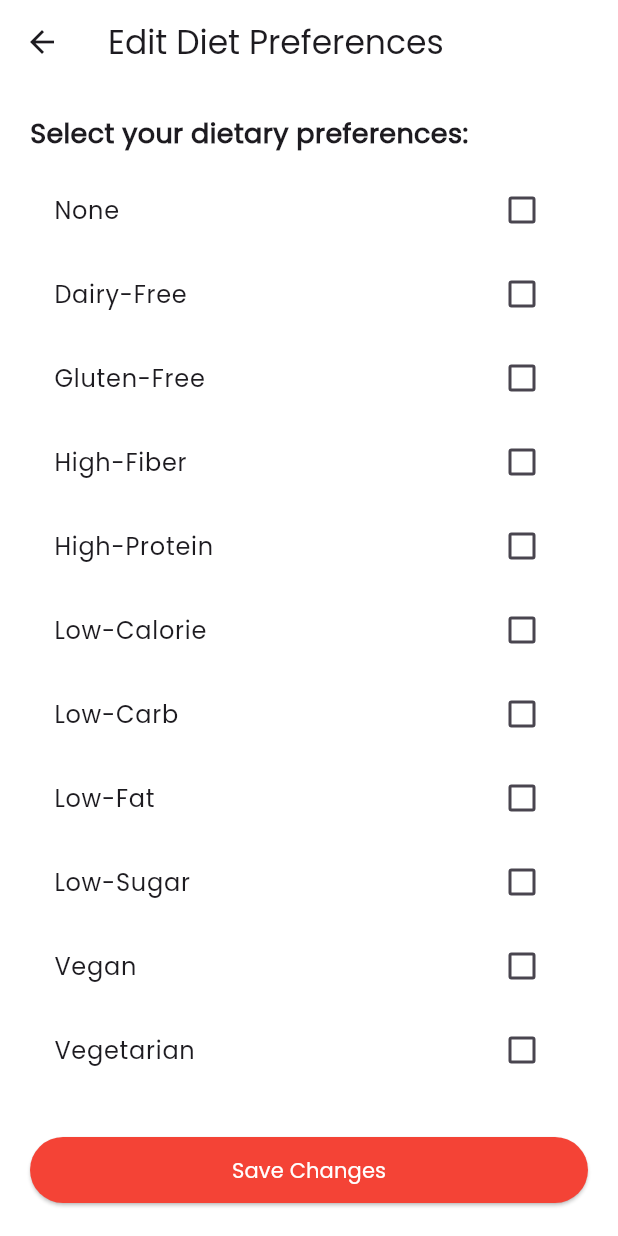
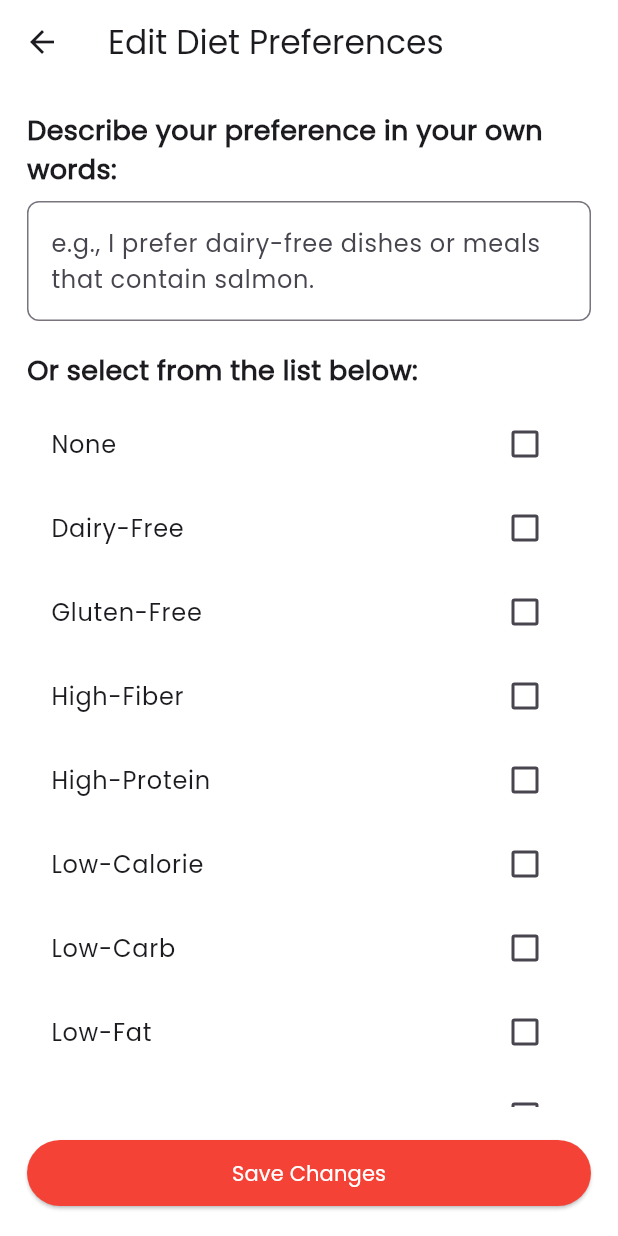
Before and after one commit to yeoh0730/CardioMeal, a Flutter app: the screen it shows once a user with an empty profile is signed in, item 4 of the bottom bar chosen, after a tap on "Dietary Preferences", on a phone screen of 412 x 824 dp. Run offline on Flutter 3.47's test engine with Material 3 defaults, Android fonts, the phone set to English and light mode, and no system bars; our stand-ins replace cloud_firestore, firebase_auth, firebase_core, fl_chart, percent_indicator; accounts and stored records are empty; network calls fail.

Commit message:
input dietary preference with free text

```diff
--- a/lib/EditDietPreferencePage.dart
+++ b/lib/EditDietPreferencePage.dart
@@ -6,22 +6,24 @@ import 'models/custom_button.dart';
 
 class EditDietPreferencePage extends StatefulWidget {
   final Map<String, dynamic>? userData;
-  const EditDietPreferencePage({required this.userData});
+  const EditDietPreferencePage({Key? key, required this.userData})
+      : super(key: key);
 
   @override
   _EditDietPreferencePageState createState() => _EditDietPreferencePageState();
 }
 
 class _EditDietPreferencePageState extends State<EditDietPreferencePage> {
+  // List to hold standard (checkbox) dietary preferences
   List<String> _selectedDietPreferences = [];
+  // Controller for free-form dietary preferences
+  late TextEditingController _freePreferenceController;
 
+  // Predefined standard dietary options
   final List<String> _dietaryOptions = [
     "None",
-    // "Alcohol-Free",
     "Dairy-Free",
     "Gluten-Free",
-    // "Halal",
-    // "Keto",
     "High-Fiber",
     "High-Protein",
     "Low-Calorie",
@@ -30,49 +32,68 @@ class _EditDietPreferencePageState extends State<EditDietPreferencePage> {
     "Low-Sugar",
     "Vegan",
     "Vegetarian",
-    // "Asian",
-    // "European",
-    // // "Filipino",
-    // // "French",
-    // "Fusion",
-    // // "German",
-    // // "Hawaiian",
-    // // "Indian",
-    // "Italian",
-    // // "Japanese",
-    // // "Korean",
-    // // "Mexican",
-    // // "Taiwanese",
-    // // "Thai",
-    // // "Vietnamese"
   ];
 
   @override
   void initState() {
     super.initState();
-    _selectedDietPreferences = List<String>.from(widget.userData?['dietaryPreferences'] ?? []);
+    // Initialize _selectedDietPreferences from Firestore data.
+    _selectedDietPreferences =
+    List<String>.from(widget.userData?['dietaryPreferences'] ?? []);
+    // Separate free-form preferences: those NOT in _dietaryOptions.
+    String freePrefs = _selectedDietPreferences
+        .where((pref) => !_dietaryOptions.contains(pref))
+        .join(", ");
+    _freePreferenceController = TextEditingController(text: freePrefs);
   }
 
+  // Toggle standard checkbox preferences.
   void _toggleDietaryPreference(String preference) {
     setState(() {
       if (_selectedDietPreferences.contains(preference)) {
+        // If this standard preference was already selected, unselect it.
         _selectedDietPreferences.remove(preference);
       } else {
+        // 1) If user toggles any standard preference, remove all free-form items.
+        _selectedDietPreferences.removeWhere((item) => !_dietaryOptions.contains(item));
+        // 2) Clear the free-form text field.
+        _freePreferenceController.clear();
+        // 3) Add the newly selected preference.
         _selectedDietPreferences.add(preference);
       }
     });
   }
 
+  // Save preferences: if any checkbox is selected, use those; otherwise, use free-form input.
   void _saveDietPreferences() async {
+    // Parse free text: split by commas, trim each entry.
+    final freeInput = _freePreferenceController.text.trim();
+    List<String> freePrefs = [];
+    if (freeInput.isNotEmpty) {
+      freePrefs = freeInput.split(',').map((e) => e.trim()).toList();
+    }
+
+    // Use free input exclusively if it's non-empty; otherwise, use checkbox selections.
+    List<String> combinedPrefs = freePrefs.isNotEmpty
+        ? freePrefs
+        : _selectedDietPreferences;
+
+    // Remove duplicates.
+    combinedPrefs = combinedPrefs.toSet().toList();
+
+    // DEBUG: Print the final combined preferences.
+    print("DEBUG: Final combinedPrefs = $combinedPrefs");
+
     User? user = FirebaseAuth.instance.currentUser;
     if (user != null) {
       await FirebaseFirestore.instance.collection('users').doc(user.uid).update({
-        'dietaryPreferences': _selectedDietPreferences,
+        'dietaryPreferences': combinedPrefs,
       });
 
-      Navigator.pop(context, true);  // ✅ Return true to indicate update
+      Navigator.pop(context, true); // Return true to indicate update.
     }
   }
+
 
   @override
   Widget build(BuildContext context) {
@@ -84,32 +105,51 @@ class _EditDietPreferencePageState extends State<EditDietPreferencePage> {
         elevation: 0,
       ),
       body: Padding(
-        padding: const EdgeInsets.all(20),
+        padding: const EdgeInsets.all(18),
         child: Column(
           crossAxisAlignment: CrossAxisAlignment.start,
           children: [
-            const Text("Select your dietary preferences:",
-                style: TextStyle(fontSize: 18, fontWeight: FontWeight.bold)),
-            const SizedBox(height: 10),
-
-            // ✅ Wrap checkboxes inside SingleChildScrollView to make it scrollable
+            const Text(
+              "Describe your preference in your own words:",
+              style: TextStyle(fontSize: 18, fontWeight: FontWeight.bold),
+            ),
+            const SizedBox(height: 8),
+            TextField(
+              controller: _freePreferenceController,
+              decoration: InputDecoration(
+                hintText:
+                "e.g., I prefer dairy-free dishes or meals that contain salmon.",
+                border: OutlineInputBorder(
+                  borderRadius: BorderRadius.circular(8.0),
+                ),
+              ),
+              maxLines: null,
+              style: const TextStyle(fontSize: 16),
+            ),
+            const SizedBox(height: 20),
+            const Text(
+              "Or select from the list below:",
+              style: TextStyle(fontSize: 18, fontWeight: FontWeight.bold),
+            ),
+            const SizedBox(height: 8),
+            // Wrap checkboxes in an Expanded SingleChildScrollView.
             Expanded(
               child: SingleChildScrollView(
                 child: Column(
-                  children: _dietaryOptions.map((preference) => CheckboxListTile(
-                    title: Text(preference),
-                    value: _selectedDietPreferences.contains(preference),
-                    onChanged: (value) {
-                      _toggleDietaryPreference(preference);
-                    },
-                    activeColor: Colors.red,
-                  )).toList(),
+                  children: _dietaryOptions.map((preference) {
+                    return CheckboxListTile(
+                      title: Text(preference),
+                      value: _selectedDietPreferences.contains(preference),
+                      onChanged: (bool? value) {
+                        _toggleDietaryPreference(preference);
+                      },
+                      activeColor: Colors.red,
+                    );
+                  }).toList(),
                 ),
               ),
             ),
-
             const SizedBox(height: 20),
-
             SizedBox(
               width: double.infinity,
               child: CustomButton(
--- a/lib/models/custom_input_field.dart
+++ b/lib/models/custom_input_field.dart
@@ -27,7 +27,7 @@ class _CustomInputFieldState extends State<CustomInputField> {
       children: [
         Text(
           widget.labelText,
-          style: const TextStyle(fontSize: 22, fontWeight: FontWeight.bold),
+          style: const TextStyle(fontSize: 20, fontWeight: FontWeight.bold),
         ),
         const SizedBox(height: 15),
         Focus(
```
Also changed, not shown: lib/QuestionnaireScreen.dart (+70 -24 lines).
